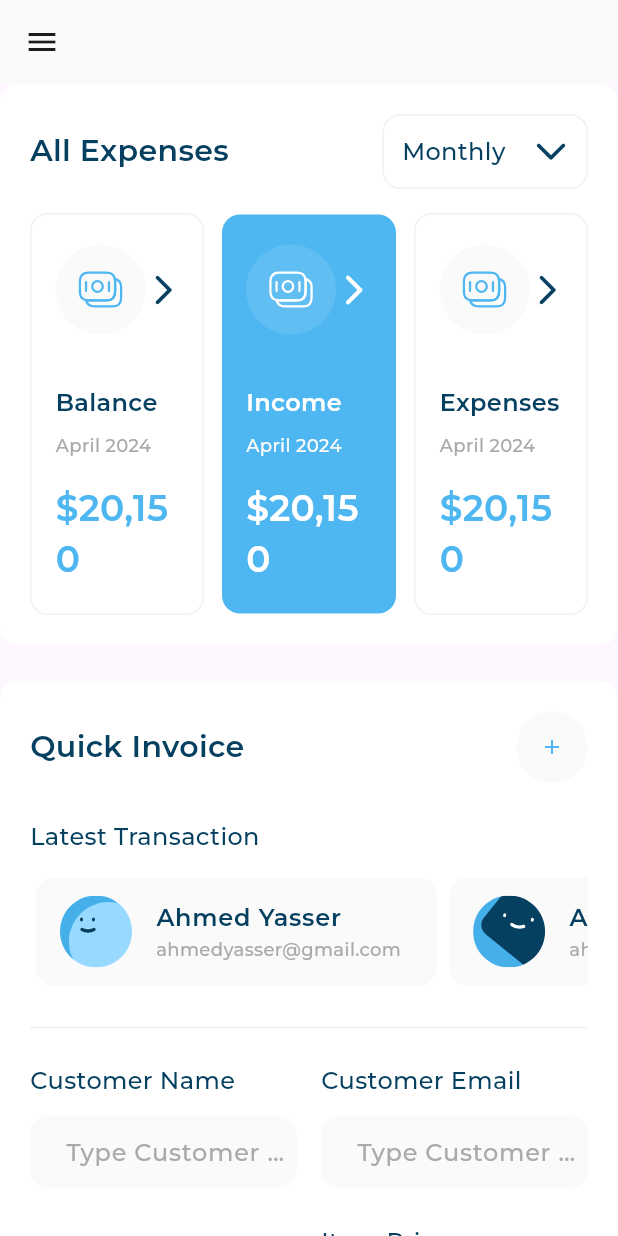
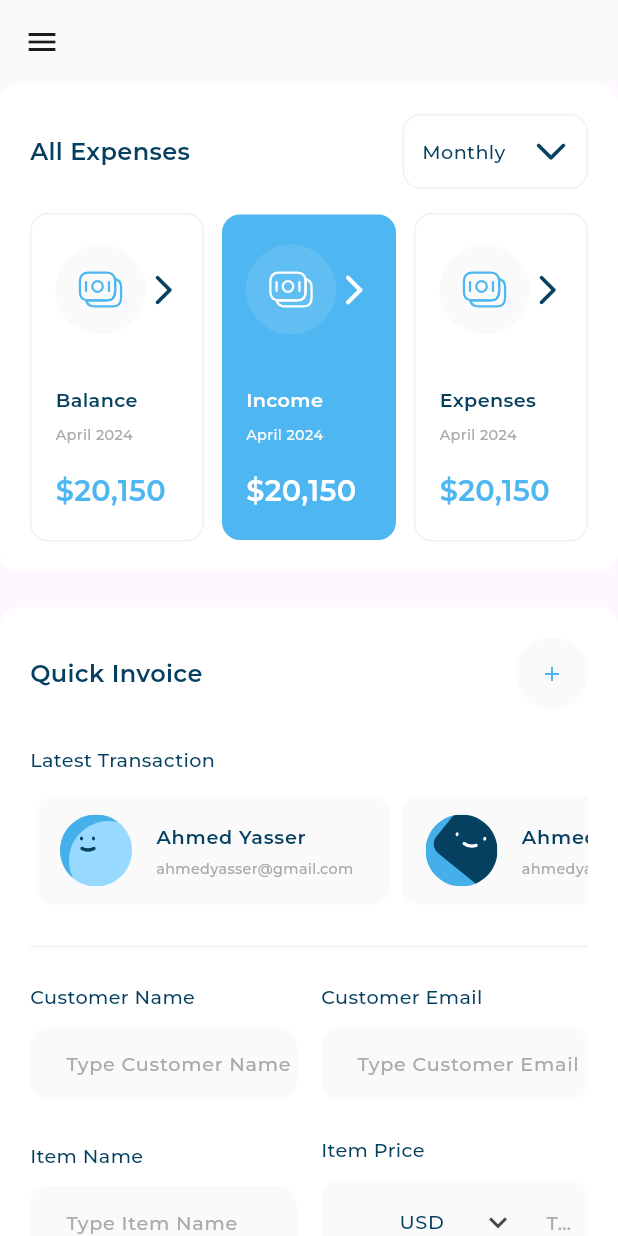
Before and after one commit to AhmedYasserSellow/admin_dashboard, a Flutter app: the screen it shows after launch, after a tap on "Income", on a phone screen of 412 x 824 dp. Run offline on Flutter 3.47's test engine with Material 3 defaults, Android fonts, the phone set to English and light mode, and no system bars; our stand-ins replace expandable_page_view, fl_chart, flutter_svg; project files that could hold a hidden picture were left out.

Commit message:
add responsive text

```diff
--- /dev/null
+++ b/lib/extensions/responsive_font_size.dart
@@ -0,0 +1,24 @@
+import 'package:admin_dashboard/utils/size_config.dart';
+import 'package:flutter/material.dart';
+
+extension ResponsiveFontSizeExt on int {
+  double toResponsiveFontSize(BuildContext context) {
+    double getScaleFactor(BuildContext context) {
+      double width = MediaQuery.sizeOf(context).width;
+      if (width < SizeConfig.tablet) {
+        return width / SizeConfig.tablet - 200;
+      } else if (width < SizeConfig.desktop) {
+        return width / SizeConfig.desktop - 200;
+      } else {
+        return 1920;
+      }
+    }
+
+    int fontSize = this;
+    double scaleFactor = getScaleFactor(context);
+    double responsiveFontSize = fontSize * scaleFactor;
+    double lowerLimit = fontSize * 0.8;
+    double upperLimit = fontSize * 1.2;
+    return responsiveFontSize.clamp(lowerLimit, upperLimit);
+  }
+}
--- a/lib/layouts/widgets/income_view.dart
+++ b/lib/layouts/widgets/income_view.dart
@@ -22,7 +22,7 @@ class IncomeView extends StatelessWidget {
           ),
           Text(
             'See Details',
-            style: AppStyles.styleSemiBold16.copyWith(
+            style: AppStyles.styleSemiBold16(context).copyWith(
               color: const Color(0xff4EB7F2),
             ),
           ),
--- a/lib/utils/app_styles.dart
+++ b/lib/utils/app_styles.dart
@@ -1,63 +1,73 @@
+import 'package:admin_dashboard/extensions/responsive_font_size.dart';
 import 'package:flutter/material.dart';
 
 abstract class AppStyles {
-  static const TextStyle styleRegular16 = TextStyle(
-    color: Color(0xff064061),
-    fontSize: 16,
+  static TextStyle styleRegular16(BuildContext context) => TextStyle(
+        color: const Color(0xff064061),
+        fontSize: 16.toResponsiveFontSize(context),
         fontFamily: 'Montserrat',
         fontWeight: FontWeight.w400,
       );
-  static const TextStyle styleBold16 = TextStyle(
-    color: Color(0xff4EB7F2),
-    fontSize: 16,
+
+  static TextStyle styleBold16(BuildContext context) => TextStyle(
+        color: const Color(0xff4EB7F2),
+        fontSize: 16.toResponsiveFontSize(context),
         fontFamily: 'Montserrat',
         fontWeight: FontWeight.w700,
       );
-  static const TextStyle styleMedium16 = TextStyle(
-    color: Color(0xff064061),
-    fontSize: 16,
+
+  static TextStyle styleMedium16(BuildContext context) => TextStyle(
+        color: const Color(0xff064061),
+        fontSize: 16.toResponsiveFontSize(context),
         fontFamily: 'Montserrat',
         fontWeight: FontWeight.w500,
       );
-  static const TextStyle styleMedium20 = TextStyle(
-    color: Color(0xffffffff),
-    fontSize: 20,
+
+  static TextStyle styleMedium20(BuildContext context) => TextStyle(
+        color: const Color(0xffffffff),
+        fontSize: 20.toResponsiveFontSize(context),
         fontFamily: 'Montserrat',
         fontWeight: FontWeight.w500,
       );
-  static const TextStyle styleSemiBold16 = TextStyle(
-    color: Color(0xff064061),
-    fontSize: 16,
+
+  static TextStyle styleSemiBold16(BuildContext context) => TextStyle(
+        color: const Color(0xff064061),
+        fontSize: 16.toResponsiveFontSize(context),
         fontFamily: 'Montserrat',
         fontWeight: FontWeight.w600,
       );
-  static const TextStyle styleSemiBold20 = TextStyle(
-    color: Color(0xff064061),
-    fontSize: 20,
+
+  static TextStyle styleSemiBold20(BuildContext context) => TextStyle(
+        color: const Color(0xff064061),
+        fontSize: 20.toResponsiveFontSize(context),
         fontFamily: 'Montserrat',
         fontWeight: FontWeight.w600,
       );
-  static const TextStyle styleRegular12 = TextStyle(
-    color: Color(0xffAAAAAA),
-    fontSize: 12,
+
+  static TextStyle styleRegular12(BuildContext context) => TextStyle(
+        color: const Color(0xffAAAAAA),
+        fontSize: 12.toResponsiveFontSize(context),
         fontFamily: 'Montserrat',
         fontWeight: FontWeight.w400,
       );
-  static const TextStyle styleSemiBold24 = TextStyle(
-    color: Color(0xff4EB7F2),
-    fontSize: 24,
+
+  static TextStyle styleSemiBold24(BuildContext context) => TextStyle(
+        color: const Color(0xff4EB7F2),
+        fontSize: 24.toResponsiveFontSize(context),
         fontFamily: 'Montserrat',
         fontWeight: FontWeight.w600,
       );
-  static const TextStyle styleRegular14 = TextStyle(
-    color: Color(0xffAAAAAA),
-    fontSize: 14,
+
+  static TextStyle styleRegular14(BuildContext context) => TextStyle(
+        color: const Color(0xffAAAAAA),
+        fontSize: 14.toResponsiveFontSize(context),
         fontFamily: 'Montserrat',
         fontWeight: FontWeight.w400,
       );
-  static const TextStyle styleSemiBold18 = TextStyle(
-    color: Color(0xffffffff),
-    fontSize: 18,
+
+  static TextStyle styleSemiBold18(BuildContext context) => TextStyle(
+        color: const Color(0xffffffff),
+        fontSize: 18.toResponsiveFontSize(context),
         fontFamily: 'Montserrat',
         fontWeight: FontWeight.w600,
       );
--- a/lib/widgets/all_expenses/active_and_inactive_all_expenses_item.dart
+++ b/lib/widgets/all_expenses/active_and_inactive_all_expenses_item.dart
@@ -36,21 +36,21 @@ class InActiveAllExpensesItem extends StatelessWidget {
           ),
           Text(
             allExpensesItemModel.title,
-            style: AppStyles.styleSemiBold16,
+            style: AppStyles.styleSemiBold16(context),
           ),
           const SizedBox(
             height: 8,
           ),
           Text(
             allExpensesItemModel.date,
-            style: AppStyles.styleRegular12,
+            style: AppStyles.styleRegular12(context),
           ),
           const SizedBox(
             height: 16,
           ),
           Text(
             allExpensesItemModel.price,
-            style: AppStyles.styleSemiBold24,
+            style: AppStyles.styleSemiBold24(context),
           )
         ],
       ),
@@ -91,14 +91,15 @@ class ActiveAllExpensesItem extends StatelessWidget {
           ),
           Text(
             allExpensesItemModel.title,
-            style: AppStyles.styleSemiBold16.copyWith(color: Colors.white),
+            style: AppStyles.styleSemiBold16(context)
+                .copyWith(color: Colors.white),
           ),
           const SizedBox(
             height: 8,
           ),
           Text(
             allExpensesItemModel.date,
-            style: AppStyles.styleRegular12
+            style: AppStyles.styleRegular12(context)
                 .copyWith(color: const Color(0xffFafafa)),
           ),
           const SizedBox(
@@ -106,7 +107,8 @@ class ActiveAllExpensesItem extends StatelessWidget {
           ),
           Text(
             allExpensesItemModel.price,
-            style: AppStyles.styleSemiBold24.copyWith(color: Colors.white),
+            style: AppStyles.styleSemiBold24(context)
+                .copyWith(color: Colors.white),
           )
         ],
       ),
--- a/lib/widgets/all_expenses/all_expenses_header.dart
+++ b/lib/widgets/all_expenses/all_expenses_header.dart
@@ -7,14 +7,14 @@ class AllExpensesHeader extends StatelessWidget {
 
   @override
   Widget build(BuildContext context) {
-    return const Row(
+    return Row(
       children: [
         Text(
           'All Expenses',
-          style: AppStyles.styleSemiBold20,
+          style: AppStyles.styleSemiBold20(context),
         ),
-        Spacer(),
-        RangeOptions(),
+        const Spacer(),
+        const RangeOptions(),
       ],
     );
   }
--- a/lib/widgets/cards/my_card.dart
+++ b/lib/widgets/cards/my_card.dart
@@ -45,11 +45,13 @@ class MyCard extends StatelessWidget {
               const Spacer(),
               Text(
                 cardModel.number,
-                style: AppStyles.styleSemiBold24.copyWith(color: Colors.white),
+                style: AppStyles.styleSemiBold24(context)
+                    .copyWith(color: Colors.white),
               ),
               Text(
                 '${cardModel.month}/${cardModel.year} - ${cardModel.cvv}',
-                style: AppStyles.styleRegular16.copyWith(color: Colors.white),
+                style: AppStyles.styleRegular16(context)
+                    .copyWith(color: Colors.white),
               )
             ],
           ),
@@ -74,11 +76,12 @@ class CardHeader extends StatelessWidget {
           children: [
             Text(
               'Card Name',
-              style: AppStyles.styleRegular16.copyWith(color: Colors.white),
+              style: AppStyles.styleRegular16(context)
+                  .copyWith(color: Colors.white),
             ),
             Text(
               cardModel.name,
-              style: AppStyles.styleMedium20,
+              style: AppStyles.styleMedium20(context),
             ),
           ],
         ),
--- a/lib/widgets/cards/my_cards_section.dart
+++ b/lib/widgets/cards/my_cards_section.dart
@@ -70,9 +70,9 @@ class _MyCardsSectionState extends State<MyCardsSection> {
     return Column(
       crossAxisAlignment: CrossAxisAlignment.start,
       children: [
-        const Text(
+        Text(
           'My Card',
-          style: AppStyles.styleSemiBold20,
+          style: AppStyles.styleSemiBold20(context),
         ),
         const SizedBox(
           height: 20,
--- a/lib/widgets/drawer/active_and_inactive_drawer_item.dart
+++ b/lib/widgets/drawer/active_and_inactive_drawer_item.dart
@@ -23,7 +23,7 @@ class InActiveDrawerItem extends StatelessWidget {
         ),
         title: Text(
           drawerItemModel.title,
-          style: AppStyles.styleRegular16,
+          style: AppStyles.styleRegular16(context),
         ),
       ),
     );
@@ -50,7 +50,7 @@ class ActiveDrawerItem extends StatelessWidget {
         ),
         title: Text(
           drawerItemModel.title,
-          style: AppStyles.styleBold16,
+          style: AppStyles.styleBold16(context),
         ),
         trailing: Container(
           color: const Color(0xff4EB7F2),
--- a/lib/widgets/income/detailed_income_chart.dart
+++ b/lib/widgets/income/detailed_income_chart.dart
@@ -13,7 +13,7 @@ class _DetailedIncomeChartState extends State<DetailedIncomeChart> {
   List<PieChartSectionData> sections() => [
         PieChartSectionData(
           titlePositionPercentageOffset: activeIndex == 0 ? 1.4 : null,
-          titleStyle: AppStyles.styleMedium16
+          titleStyle: AppStyles.styleMedium16(context)
               .copyWith(color: activeIndex == 0 ? null : Colors.white),
           title: activeIndex == 0 ? 'Others' : '22%',
           value: 22,
@@ -22,7 +22,7 @@ class _DetailedIncomeChartState extends State<DetailedIncomeChart> {
         ),
         PieChartSectionData(
           titlePositionPercentageOffset: activeIndex == 1 ? 1.4 : null,
-          titleStyle: AppStyles.styleMedium16
+          titleStyle: AppStyles.styleMedium16(context)
               .copyWith(color: activeIndex == 1 ? null : Colors.white),
           title: activeIndex == 1 ? 'Product royalti' : '20%',
           value: 20,
@@ -31,7 +31,7 @@ class _DetailedIncomeChartState extends State<DetailedIncomeChart> {
         ),
         PieChartSectionData(
           titlePositionPercentageOffset: activeIndex == 2 ? 2.2 : null,
-          titleStyle: AppStyles.styleMedium16
+          titleStyle: AppStyles.styleMedium16(context)
               .copyWith(color: activeIndex == 2 ? null : Colors.white),
           title: activeIndex == 2 ? 'Design product' : '25%',
           value: 25,
@@ -41,7 +41,7 @@ class _DetailedIncomeChartState extends State<DetailedIncomeChart> {
         PieChartSectionData(
           titlePositionPercentageOffset: activeIndex == 3 ? 1.45 : null,
           title: activeIndex == 3 ? 'Design service' : '40%',
-          titleStyle: AppStyles.styleMedium16
+          titleStyle: AppStyles.styleMedium16(context)
               .copyWith(color: activeIndex == 3 ? null : Colors.white),
           radius: activeIndex == 3 ? 60 : 50,
           value: 40,
--- a/lib/widgets/income/income_details.dart
+++ b/lib/widgets/income/income_details.dart
@@ -18,13 +18,13 @@ class IncomeDetails extends StatelessWidget {
       ),
       title: Text(
         incomeModel.title,
-        style: AppStyles.styleRegular16,
+        style: AppStyles.styleRegular16(context),
         overflow: TextOverflow.ellipsis,
         maxLines: 2,
       ),
       trailing: Text(
         '${incomeModel.value}' '%',
-        style: AppStyles.styleMedium16.copyWith(
+        style: AppStyles.styleMedium16(context).copyWith(
           color: const Color(0xff208CC8),
         ),
       ),
--- a/lib/widgets/income/income_header.dart
+++ b/lib/widgets/income/income_header.dart
@@ -7,14 +7,14 @@ class IncomeHeader extends StatelessWidget {
 
   @override
   Widget build(BuildContext context) {
-    return const Row(
+    return Row(
       children: [
         Text(
           'Income',
-          style: AppStyles.styleSemiBold20,
+          style: AppStyles.styleSemiBold20(context),
         ),
-        Spacer(),
-        RangeOptions(),
+        const Spacer(),
+        const RangeOptions(),
       ],
     );
   }
--- a/lib/widgets/quick_invoice/custom_button.dart
+++ b/lib/widgets/quick_invoice/custom_button.dart
@@ -30,7 +30,7 @@ class CustomButton extends StatelessWidget {
         onPressed: null,
         child: Text(
           title,
-          style: AppStyles.styleSemiBold18.copyWith(color: textColor),
+          style: AppStyles.styleSemiBold18(context).copyWith(color: textColor),
         ),
       ),
     );
--- a/lib/widgets/quick_invoice/custom_text_field.dart
+++ b/lib/widgets/quick_invoice/custom_text_field.dart
@@ -17,7 +17,7 @@ class CustomTitleTextField extends StatelessWidget {
       children: [
         Text(
           title,
-          style: AppStyles.styleMedium16,
+          style: AppStyles.styleMedium16(context),
         ),
         const SizedBox(
           height: 12,
@@ -28,7 +28,7 @@ class CustomTitleTextField extends StatelessWidget {
               left: 20,
             ),
             prefixIcon: prefix,
-            hintStyle: AppStyles.styleRegular16.copyWith(
+            hintStyle: AppStyles.styleRegular16(context).copyWith(
               color: const Color(0xffaaaaaa),
             ),
             hintText: 'Type ' '$title',
--- a/lib/widgets/quick_invoice/latest_transactions_section.dart
+++ b/lib/widgets/quick_invoice/latest_transactions_section.dart
@@ -7,17 +7,17 @@ class LatestTransactionSection extends StatelessWidget {
 
   @override
   Widget build(BuildContext context) {
-    return const Column(
+    return Column(
       crossAxisAlignment: CrossAxisAlignment.start,
       children: [
         Text(
           'Latest Transaction',
-          style: AppStyles.styleMedium16,
+          style: AppStyles.styleMedium16(context),
         ),
-        SizedBox(
+        const SizedBox(
           height: 12,
         ),
-        LatestTransactionListView(),
+        const LatestTransactionListView(),
       ],
     );
   }
--- a/lib/widgets/quick_invoice/price_drop_down_menu.dart
+++ b/lib/widgets/quick_invoice/price_drop_down_menu.dart
@@ -11,7 +11,7 @@ class PriceDropDownMenu extends StatelessWidget {
         width: 10,
       ),
       initialSelection: 'USD',
-      textStyle: AppStyles.styleRegular16,
+      textStyle: AppStyles.styleRegular16(context),
       requestFocusOnTap: false,
       inputDecorationTheme: const InputDecorationTheme(
         border: InputBorder.none,
--- a/lib/widgets/quick_invoice/quick_invoice._header.dart
+++ b/lib/widgets/quick_invoice/quick_invoice._header.dart
@@ -8,9 +8,9 @@ class QuickInvoiceHeader extends StatelessWidget {
   Widget build(BuildContext context) {
     return Row(
       children: [
-        const Text(
+        Text(
           'Quick Invoice',
-          style: AppStyles.styleSemiBold20,
+          style: AppStyles.styleSemiBold20(context),
         ),
         const Spacer(),
         Container(
--- a/lib/widgets/range_options.dart
+++ b/lib/widgets/range_options.dart
@@ -19,9 +19,9 @@ class RangeOptions extends StatelessWidget {
       ),
       child: Row(
         children: [
-          const Text(
+          Text(
             'Monthly',
-            style: AppStyles.styleMedium16,
+            style: AppStyles.styleMedium16(context),
           ),
           const SizedBox(
             width: 18,
--- a/lib/widgets/transaction_history/transaction_item.dart
+++ b/lib/widgets/transaction_history/transaction_item.dart
@@ -28,11 +28,11 @@ class TransactionItem extends StatelessWidget {
             children: [
               Text(
                 transactionModel.title,
-                style: AppStyles.styleSemiBold16,
+                style: AppStyles.styleSemiBold16(context),
               ),
               Text(
                 transactionModel.date,
-                style: AppStyles.styleRegular16.copyWith(
+                style: AppStyles.styleRegular16(context).copyWith(
                   color: const Color(0xffaaaaaa),
                 ),
               ),
@@ -41,7 +41,7 @@ class TransactionItem extends StatelessWidget {
           const Spacer(),
           Text(
             r'$' '${transactionModel.amount}',
-            style: AppStyles.styleSemiBold20.copyWith(
+            style: AppStyles.styleSemiBold20(context).copyWith(
               color: transactionModel.isDeposit
                   ? const Color(0xff7DD97B)
                   : const Color(0xffF3735E),
--- a/lib/widgets/transaction_history/transction_history_section.dart
+++ b/lib/widgets/transaction_history/transction_history_section.dart
@@ -12,14 +12,14 @@ class TransactionHistorySection extends StatelessWidget {
       children: [
         Row(
           children: [
-            const Text(
+            Text(
               'Transaction History',
-              style: AppStyles.styleSemiBold20,
+              style: AppStyles.styleSemiBold20(context),
             ),
             const Spacer(),
             Text(
               'See All',
-              style: AppStyles.styleMedium16.copyWith(
+              style: AppStyles.styleMedium16(context).copyWith(
                 color: const Color(0xff4EB7F2),
               ),
             )
@@ -30,7 +30,7 @@ class TransactionHistorySection extends StatelessWidget {
         ),
         Text(
           '13 April 2024',
-          style: AppStyles.styleMedium16.copyWith(
+          style: AppStyles.styleMedium16(context).copyWith(
             color: const Color(0xffaaaaaa),
           ),
         ),
--- a/lib/widgets/user_info_list_tile.dart
+++ b/lib/widgets/user_info_list_tile.dart
@@ -17,11 +17,11 @@ class UserInfoListTile extends StatelessWidget {
         ),
         title: Text(
           userInfoModel.name,
-          style: AppStyles.styleSemiBold16,
+          style: AppStyles.styleSemiBold16(context),
         ),
         subtitle: Text(
           userInfoModel.email,
-          style: AppStyles.styleRegular12,
+          style: AppStyles.styleRegular12(context),
         ),
       ),
     );
```
Lines whose indentation alone changed are shown as unchanged.
